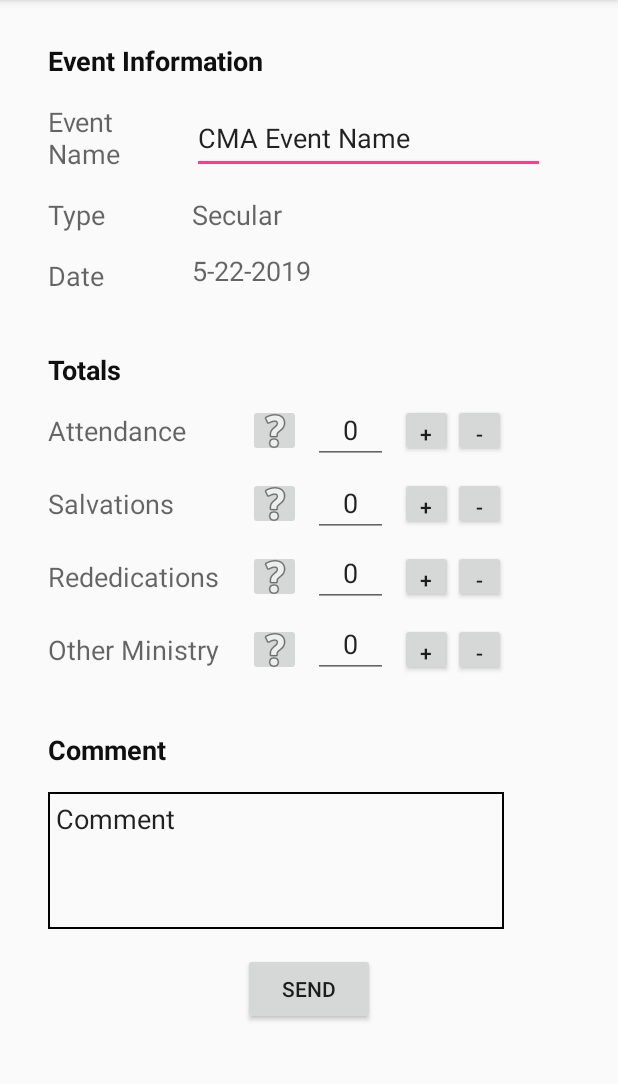
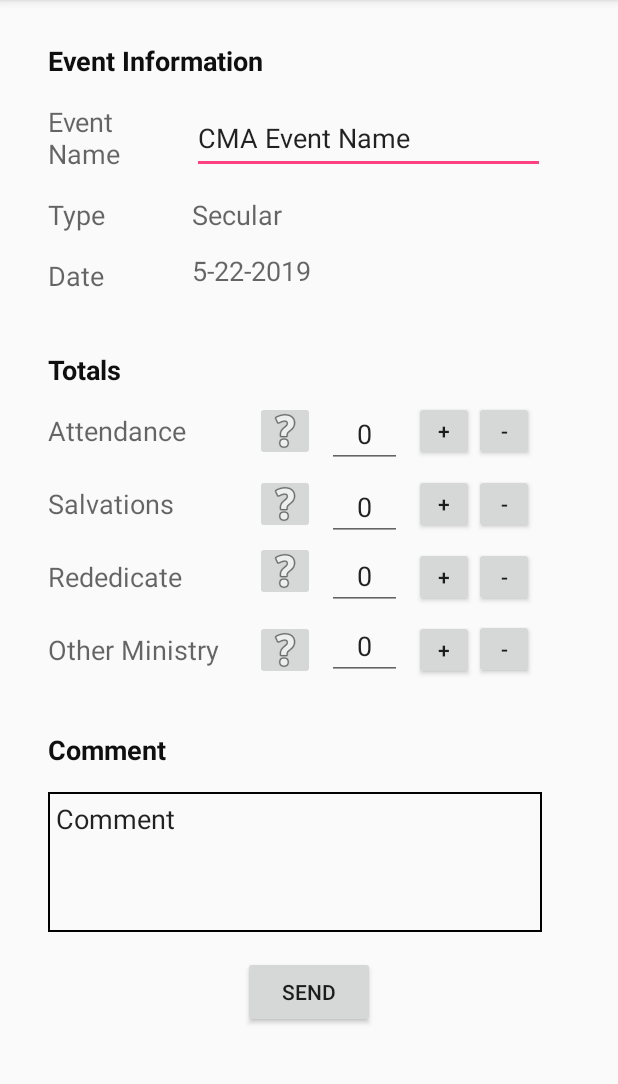
Before and after one commit to pauldshep/CMAActivityReport, an Android app: the screen it shows after launch (ActivityMain), on a phone screen of 412 x 824 dp, the part 84-1168 px from its top. Run offline under Robolectric (Android 15) with nearby library versions, the phone set to English and light mode, and no system bars.

Commit message:
Layout works for both Samsun and Fire, release build

```diff
--- a/app/src/main/res/layout/activity_main.xml
+++ b/app/src/main/res/layout/activity_main.xml
@@ -31,8 +31,8 @@
 
             <!-- Title: Event Information -->
             <ImageButton
-                    android:layout_width="35dp"
-                    android:layout_height="35dp"
+                    android:layout_width="40dp"
+                    android:layout_height="40dp"
                     app:srcCompat="@android:drawable/ic_menu_help"
                     android:id="@+id/imageButtonOtherHelp"
                     app:layout_constraintStart_toEndOf="@+id/textView_other"
@@ -81,7 +81,8 @@
                     app:layout_constraintStart_toEndOf="@+id/eventName"
                     android:layout_marginStart="32dp"
                     app:layout_constraintBottom_toBottomOf="@+id/eventName"
-                    app:layout_constraintTop_toTopOf="@+id/eventName"/>
+                    app:layout_constraintTop_toTopOf="@+id/eventName"
+                    />
 
             <!-- Event Type -->
             <TextView
@@ -173,7 +174,7 @@
             -->
             <TextView
                     android:id="@+id/eventAttend"
-                    android:layout_width="125dp"
+                    android:layout_width="130dp"
                     android:layout_height="wrap_content"
                     android:text="@string/event_attend"
                     android:textAppearance="?android:attr/textAppearanceMedium"
@@ -189,8 +190,8 @@
             <ImageButton
                     android:id="@+id/imageButtonAttendHelp"
                     app:srcCompat="@android:drawable/ic_menu_help"
-                    android:layout_width="35dp"
-                    android:layout_height="35dp"
+                    android:layout_width="40dp"
+                    android:layout_height="40dp"
                     app:layout_constraintTop_toTopOf="@+id/eventAttend"
                     app:layout_constraintBottom_toBottomOf="@+id/eventAttend"
                     app:layout_constraintStart_toEndOf="@+id/eventAttend"
@@ -199,7 +200,7 @@
             <EditText
                     android:id="@+id/editTextEventAttend"
                     android:layout_width="50dp"
-                    android:layout_height="40dp"
+                    android:layout_height="44dp"
                     android:inputType="date"
                     android:text="@string/edittext_def_attend"
                     android:gravity="center"
@@ -216,8 +217,8 @@
             <Button
                     android:id="@+id/btnIncAttend"
                     android:text="@string/increment_char"
-                    android:layout_width="35dp"
-                    android:layout_height="35dp"
+                    android:layout_width="40dp"
+                    android:layout_height="40dp"
                     app:layout_constraintStart_toEndOf="@+id/editTextEventAttend"
                     app:layout_constraintBottom_toBottomOf="@+id/eventAttend"
                     app:layout_constraintTop_toTopOf="@+id/eventAttend"
@@ -226,8 +227,8 @@
             <Button
                     android:id="@+id/btnDecAttend"
                     android:text="@string/decrement_char"
-                    android:layout_width="35dp"
-                    android:layout_height="35dp"
+                    android:layout_width="40dp"
+                    android:layout_height="40dp"
                     app:layout_constraintStart_toEndOf="@+id/btnIncAttend"
                     app:layout_constraintTop_toTopOf="@+id/eventAttend"
                     app:layout_constraintBottom_toBottomOf="@+id/eventAttend"/>
@@ -238,7 +239,7 @@
             -->
             <TextView
                     android:id="@+id/textView_salvations"
-                    android:layout_width="125dp"
+                    android:layout_width="130dp"
                     android:layout_height="wrap_content"
                     android:textAppearance="?android:attr/textAppearanceMedium"
                     android:gravity="center_vertical"
@@ -254,8 +255,8 @@
 
             <ImageButton
                     android:id="@+id/imageButtonSalvationHelp"
-                    android:layout_width="35dp"
-                    android:layout_height="35dp"
+                    android:layout_width="40dp"
+                    android:layout_height="40dp"
                     app:srcCompat="@android:drawable/ic_menu_help"
                     app:layout_constraintStart_toEndOf="@+id/textView_salvations"
                     android:layout_marginStart="8dp"
@@ -265,7 +266,7 @@
             <EditText
                     android:id="@+id/editTextSalvations"
                     android:layout_width="50dp"
-                    android:layout_height="40dp"
+                    android:layout_height="44dp"
                     android:inputType="number"
                     android:ems="10"
                     android:text="@string/edittext_def_salvations"
@@ -281,8 +282,8 @@
             <Button
                     android:id="@+id/btnIncSalvations"
                     android:text="@string/increment_char"
-                    android:layout_width="35dp"
-                    android:layout_height="35dp"
+                    android:layout_width="40dp"
+                    android:layout_height="40dp"
                     app:layout_constraintTop_toTopOf="@+id/textView_salvations"
                     app:layout_constraintBottom_toBottomOf="@+id/textView_salvations"
                     app:layout_constraintStart_toEndOf="@+id/editTextSalvations"
@@ -291,8 +292,8 @@
             <Button
                     android:id="@+id/btnDecSalvations"
                     android:text="@string/decrement_char"
-                    android:layout_width="35dp"
-                    android:layout_height="35dp"
+                    android:layout_width="40dp"
+                    android:layout_height="40dp"
                     app:layout_constraintTop_toTopOf="@+id/textView_salvations"
                     app:layout_constraintBottom_toBottomOf="@+id/textView_salvations"
                     app:layout_constraintStart_toEndOf="@+id/btnIncSalvations"
@@ -303,7 +304,7 @@
             -->
             <TextView
                     android:id="@+id/textView_rededications"
-                    android:layout_width="125dp"
+                    android:layout_width="130dp"
                     android:layout_height="wrap_content"
                     android:textAppearance="?android:attr/textAppearanceMedium"
                     android:gravity="center_vertical"
@@ -319,7 +320,7 @@
             <EditText
                     android:id="@+id/editTextRededications"
                     android:layout_width="50dp"
-                    android:layout_height="40dp"
+                    android:layout_height="44dp"
                     android:inputType="number"
                     android:ems="10"
                     android:text="@string/edittext_def_rededications"
@@ -335,8 +336,8 @@
             <Button
                     android:id="@+id/btnIncRededications"
                     android:text="@string/increment_char"
-                    android:layout_width="35dp"
-                    android:layout_height="35dp"
+                    android:layout_width="40dp"
+                    android:layout_height="40dp"
                     app:layout_constraintTop_toTopOf="@+id/textView_rededications"
                     app:layout_constraintBottom_toBottomOf="@+id/textView_rededications"
                     app:layout_constraintStart_toEndOf="@+id/editTextRededications"
@@ -345,8 +346,8 @@
             <Button
                     android:id="@+id/btnDecRededications"
                     android:text="@string/decrement_char"
-                    android:layout_width="35dp"
-                    android:layout_height="35dp"
+                    android:layout_width="40dp"
+                    android:layout_height="40dp"
                     app:layout_constraintTop_toTopOf="@+id/textView_rededications"
                     app:layout_constraintBottom_toBottomOf="@+id/textView_rededications"
                     app:layout_constraintStart_toEndOf="@+id/btnIncRededications"
@@ -358,7 +359,7 @@
             -->
             <TextView
                     android:layout_alignBottom="@+id/editTextOther"
-                    android:layout_width="125dp"
+                    android:layout_width="130dp"
                     android:layout_height="wrap_content"
                     android:textAppearance="?android:attr/textAppearanceMedium"
                     android:gravity="center_vertical"
@@ -376,7 +377,7 @@
                     android:id="@+id/editTextOther"
                     android:text="@string/edittext_def_other"
                     android:layout_width="50dp"
-                    android:layout_height="40dp"
+                    android:layout_height="44dp"
                     android:inputType="number"
                     android:gravity="center"
                     android:ems="10"
@@ -391,8 +392,8 @@
             <Button
                     android:id="@+id/btnIncOther"
                     android:text="@string/increment_char"
-                    android:layout_width="35dp"
-                    android:layout_height="35dp"
+                    android:layout_width="40dp"
+                    android:layout_height="40dp"
                     app:layout_constraintTop_toTopOf="@+id/textView_other"
                     app:layout_constraintBottom_toBottomOf="@+id/textView_other"
                     app:layout_constraintStart_toEndOf="@+id/editTextOther"
@@ -401,8 +402,8 @@
             <Button
                     android:id="@+id/btnDecOther"
                     android:text="@string/decrement_char"
-                    android:layout_width="35dp"
-                    android:layout_height="35dp"
+                    android:layout_width="40dp"
+                    android:layout_height="40dp"
                     app:layout_constraintTop_toTopOf="@+id/textView_other"
                     app:layout_constraintBottom_toBottomOf="@+id/textView_other"
                     app:layout_constraintVertical_bias="0.545"
@@ -435,8 +436,8 @@
                     android:gravity="top|left"
                     android:background="@drawable/border"
                     android:padding="5dp"
-                    android:layout_width="304dp"
-                    android:layout_height="91dp"
+                    android:layout_width="329dp"
+                    android:layout_height="93dp"
                     android:ems="10"
                     android:layout_alignStart="@+id/editTextRededications"
                     android:layout_below="@+id/editTextRededications"
@@ -465,13 +466,14 @@
                     app:layout_constraintTop_toBottomOf="@+id/editTextComment"/>
 
             <ImageButton
-                    android:layout_width="35dp"
-                    android:layout_height="35dp"
+                    android:layout_width="40dp"
+                    android:layout_height="40dp"
                     app:srcCompat="@android:drawable/ic_menu_help"
                     android:id="@+id/imageButtonRededicationHelp"
                     app:layout_constraintStart_toEndOf="@+id/textView_rededications"
                     android:layout_marginStart="8dp"
                     app:layout_constraintTop_toTopOf="@+id/textView_rededications"
+                    android:layout_marginBottom="8dp"
                     app:layout_constraintBottom_toBottomOf="@+id/textView_rededications"/>
 
 
--- a/app/src/main/res/values/strings.xml
+++ b/app/src/main/res/values/strings.xml
@@ -10,7 +10,7 @@
     <string name="event_date">Date</string>
     <string name="event_attend">Attendance</string>
     <string name="event_salvations">Salvations</string>
-    <string name="event_rededications">Rededications</string>
+    <string name="event_rededications">Rededicate</string>
     <string name="event_other">Other Ministry</string>
     <string name="event_totals">Totals</string>
     <string name="edittext_type">type of event</string>
```
Also changed, not shown: app/build.gradle (+13 -2 lines), app/src/main/res/layout/activity_settings.xml (+3 -22 lines).
